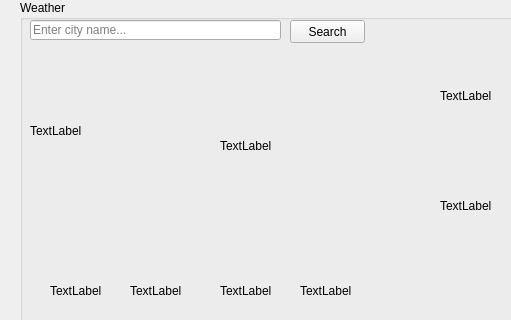
Before: the Qt Designer form gui_design.ui in Undekon/Personal-Data-Dashboard, drawn with Qt 5; both pictures show x 0 to 511 and y 0 to 320 of the 1193 by 751 pixel window.
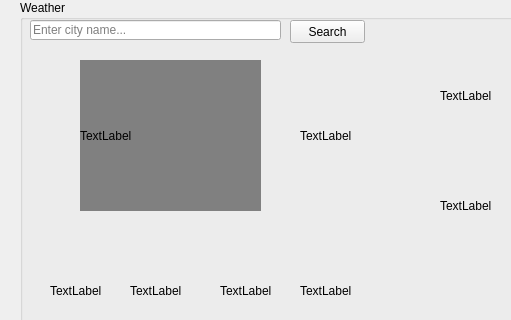
After: the same form once the commit is applied.

```diff
--- a/gui_design.ui
+++ b/gui_design.ui
@@ -155,12 +155,15 @@
        <widget class="QLabel" name="weather_today">
         <property name="geometry">
          <rect>
-          <x>10</x>
-          <y>50</y>
-          <width>331</width>
-          <height>161</height>
+          <x>60</x>
+          <y>60</y>
+          <width>181</width>
+          <height>151</height>
          </rect>
         </property>
+        <property name="styleSheet">
+         <string notr="true">background-color: grey;</string>
+        </property>
         <property name="text">
          <string>TextLabel</string>
         </property>
@@ -246,8 +249,8 @@
        <widget class="QLabel" name="weather_today_temp">
         <property name="geometry">
          <rect>
-          <x>200</x>
-          <y>110</y>
+          <x>280</x>
+          <y>100</y>
           <width>81</width>
           <height>71</height>
          </rect>
```
